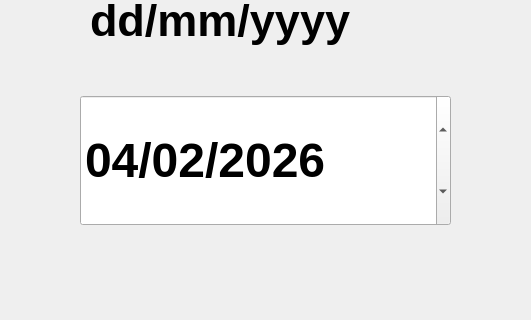
First picture: the form in mainwindow.ui, repository solarpieter/SP515_Display_2, before the edit; both pictures show x 90 to 621 and y 115 to 435 of the 1280 by 654 pixel window.
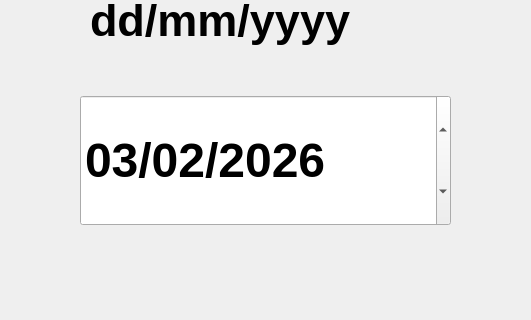
Second picture: the form after the edit. The open tabs and pages were chosen to show the change. Icons and pictures are not drawn.

Commit message: Navigate by page name instead of index

Patch:
```diff
--- a/mainwindow.ui
+++ b/mainwindow.ui
@@ -1626,7 +1626,7 @@
         <second>0</second>
         <year>2026</year>
         <month>2</month>
-        <day>4</day>
+        <day>3</day>
        </datetime>
       </property>
       <property name="displayFormat">
```
Left out of the diff: 2 changed lines with no effect on the pictures. The commit also changes 2 other files.
